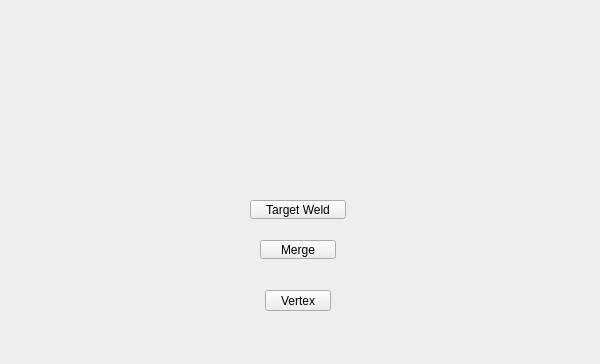
Old version of the form tentacle/ui/polygons#vertex#submenu.ui in the repository m3trik/tentacle; both pictures show x 0 to 600 and y 0 to 364 of the 600 by 600 pixel window.
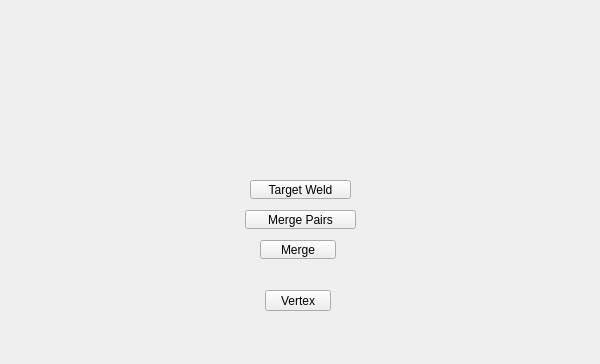
New version of the form. Custom widgets are drawn as their Qt base class.

```diff
--- a/tentacle/ui/polygons#vertex#submenu.ui
+++ b/tentacle/ui/polygons#vertex#submenu.ui
@@ -122,8 +122,8 @@
     <property name="geometry">
      <rect>
       <x>250</x>
-      <y>200</y>
-      <width>96</width>
+      <y>180</y>
+      <width>101</width>
       <height>19</height>
      </rect>
     </property>
@@ -183,6 +183,37 @@
      </palette>
     </property>
    </widget>
+   <widget class="QPushButton" name="b008">
+    <property name="enabled">
+     <bool>true</bool>
+    </property>
+    <property name="geometry">
+     <rect>
+      <x>245</x>
+      <y>210</y>
+      <width>111</width>
+      <height>19</height>
+     </rect>
+    </property>
+    <property name="maximumSize">
+     <size>
+      <width>111</width>
+      <height>19</height>
+     </size>
+    </property>
+    <property name="toolTip">
+     <string>Merge vertices in pairs determined by selection order.</string>
+    </property>
+    <property name="text">
+     <string>Merge Pairs</string>
+    </property>
+    <property name="iconSize">
+     <size>
+      <width>18</width>
+      <height>18</height>
+     </size>
+    </property>
+   </widget>
   </widget>
  </widget>
  <customwidgets>
```
